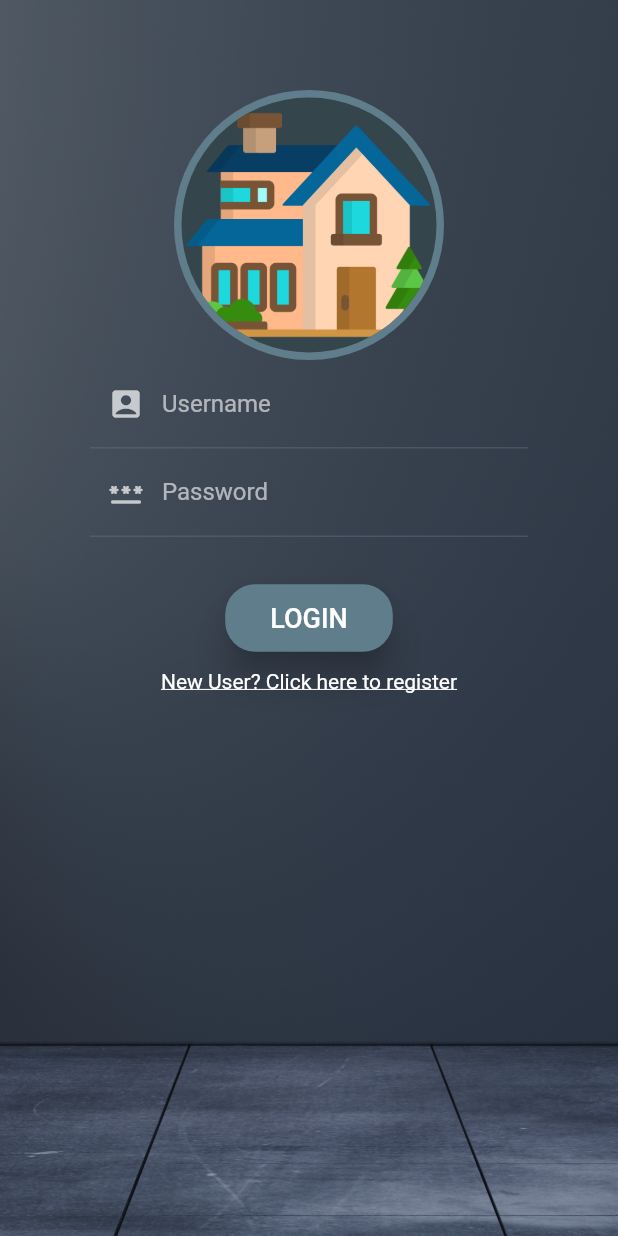
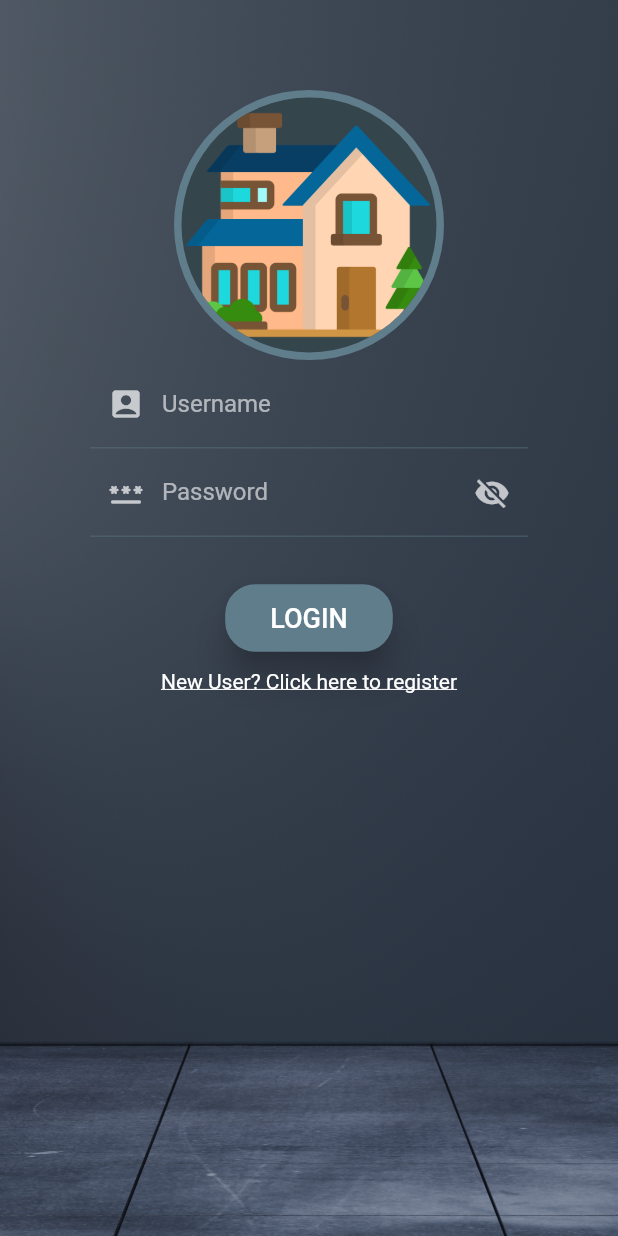
Before and after one commit to ameyjoshii/Flutter-Main-Project, a Flutter app: the screen it shows after launch, on a phone screen of 412 x 824 dp. Run offline on Flutter 3.47's test engine with Material 2 defaults, Android fonts, the phone set to English and light mode, and no system bars; our stand-ins replace firebase_core, firebase_database, firebase_storage, image_picker, shared_preferences; accounts and stored records are empty.

Commit message:
changes 17-03-22

```diff
--- a/lib/database.dart
+++ b/lib/database.dart
@@ -3,12 +3,10 @@ import 'package:firebase_database/firebase_database.dart';
 class MyDatabase {
   static List<Map> data = [];
   static DatabaseReference db = FirebaseDatabase.instance.ref('Properties');
-  static DatabaseReference dbBuy = FirebaseDatabase.instance.ref('Buy');
-  static DatabaseReference dbRent = FirebaseDatabase.instance.ref('Rent');
   static String dataKey = '';
 
-  static insertData(String title , String desc, String name, String area, String price, String contact, String image) {
-
+  static insertData(String title, String desc, String name, String area,
+      String price, String contact, String image) {
     dataKey = db.push().key!;
 
     db.child(dataKey).set({
@@ -30,23 +28,19 @@ class MyDatabase {
   //   });
   // }
 
-  static Future deleteData(String key) async{
+  static Future deleteData(String key) async {
     db.child(key).remove().then((value) => selectData());
   }
 
-  static Future selectData() async{
+  static Future selectData() async {
     Map temp = {};
-    db.once().then((value){
-      temp = value.snapshot.value as Map;
+    db.once().then((value) {
+      temp = value.snapshot.value != null ? value.snapshot.value as Map : {};
       data.clear();
       temp.forEach((key, value) {
         data.add(value);
       });
       return data;
     });
-
-
   }
-
-
 }
--- a/lib/home_screen.dart
+++ b/lib/home_screen.dart
@@ -23,6 +23,8 @@ Map data = {
       'Global Lifestyle is a well planned development spread over 2 acres designed with a perspective to keep you amidst green ambience for healthy living. Located in the heart of IT corridor at Hinjawadi, easily accessible from Mumbai Pune Expressway, this project boast 2BHK apartments in Ground + 17 storey building with breathtaking views of the landscape & surroundings.Sample flat ready.50% Construction completed.',
       'image':
       'https://img.staticmb.com/mbimages/project/Photo_h0_w320/2018/07/18/Project-Photo-1-Global-Lifestyle-Pune-5092844_1200_1200_0_320.jpg',
+      'name':'Rakesh Shah',
+      'contact':'5013230200',
       'price': '₹61.3 Lac',
       'area': '691 sqft',
     },
@@ -34,6 +36,8 @@ Map data = {
       'https://img.staticmb.com/mbimages/project/Photo_h0_w320/2021/03/11/Project-Photo-31-Gateway-Towers-Pune-5031075_603_877_0_320.JPG',
       'area': '4887 sqft',
       'price': '₹6.56 Cr',
+      'name':'Ramesh Joshi',
+      'contact':'5823120452',
     },
     {
       'title': '2 BHK Flat for Sale Rahul Arcus, in Baner',
@@ -43,6 +47,8 @@ Map data = {
       'https://img.staticmb.com/mbimages/project/Photo_h0_w320/2020/06/01/Project-Photo-43-Rahul-Arcus-Pune-5118283_720_1280_0_320.jpg',
       'area': '932 sqft',
       'price': '₹1.04 Cr',
+      'name':'Mayank Seth',
+      'contact':'8384152465',
     },
     {
       'title': '2 BHK Flat for Sale Dreamland Allure, in Wagholi',
@@ -52,6 +58,8 @@ Map data = {
       'https://img.staticmb.com/mbimages/project/Photo_h0_w320/2021/07/07/Project-Photo-39-Dreamland-Allure-Pune-5086772_600_800_0_320.jpg',
       'area': '759 sqft',
       'price': '₹44.5 Lac',
+      'name':'Shalini Singh',
+      'contact':'6634751278',
     },
     {
       'title': '1 BHK Flat for Sale Oxy Desire, in Wagholi',
@@ -61,6 +69,8 @@ Map data = {
       'https://img.staticmb.com/mbimages/project/Photo_h0_w320/2018/10/22/Project-Photo-52-Oxy-Desire-Pune-5072120_617_1024_0_320.jpg',
       'area': '462 sqft',
       'price': '₹26 Lac',
+      'name':'Punyaja Mishra',
+      'contact':'9451235648',
     },
     {
       'title': '1 BHK Flat for Sale Shriyans, in Punawale, Pimpri Chinchwad',
@@ -70,6 +80,8 @@ Map data = {
       'https://img.staticmb.com/mbimages/project/Photo_h310_w462/Project-Photo-12-Silveroak-Shriyans-Pune-5031658_494_924_310_462.jpg',
       'area': '492 sqft',
       'price': '₹36.4 Lac',
+      'name':'Megha Anand',
+      'contact':'4512375856',
     },
     {
       'title': '1 BHK Flat for Sale Radhe Krishna, in Viman Nagar',
@@ -79,6 +91,8 @@ Map data = {
       'https://img.staticmb.com/mbimages/project/Photo_h310_w462/2022/02/21/Project-Photo-17-Radhe-Krishna-Pune-5298959_1200_1600_310_462.jpg',
       'area': '568 sqft',
       'price': '₹67 Lac',
+      'name': 'Shivam Panchal',
+      'contact':'5542175752',
     },
     {
       'title': '2 BHK Flat for Sale Little Earth, in Ravet, Pimpri Chinchwad',
@@ -88,6 +102,8 @@ Map data = {
       'https://img.staticmb.com/mbimages/project/Photo_h310_w462/2020/12/07/Project-Photo-10-Little-Earth-Pune-5082354_600_800_310_462.jpg',
       'area': '429 sqft',
       'price': '₹42.2 Lac',
+      'name':'Pratik Ramchandani',
+      'contact':'6748153795',
     },
     {
       'title': '2 BHK Flat for Sale Aryavat, in Ravet, Pimpri Chinchwad',
@@ -97,6 +113,8 @@ Map data = {
       'https://img.staticmb.com/mbimages/project/Photo_h310_w462/2021/10/12/Project-Photo-21-Aryavat-Pune-5148319_1500_2000_310_462.jpg',
       'area': '622 sqft',
       'price': '₹51.5 Lac',
+      'name':'Rutvik Patel',
+      'contact':'8475956213',
     },
     {
       'title': '3 BHK Flat for Sale Trinity Greens, in Wakad',
@@ -106,6 +124,8 @@ Map data = {
       'https://img.staticmb.com/mbimages/project/Photo_h310_w462/2019/07/11/Project-Photo-3-Trinity-Greens-Pune-5124863_600_800_310_462.jpg',
       'area': '782 sqft',
       'price': '₹76.5 Lac',
+      'name':'Abhijeet Dubey',
+      'contact':'7548412535',
     },
     {
       'title': '3 BHK Flat for Sale Emirus, in Laxman Nagar-Baner, Baner',
@@ -115,6 +135,8 @@ Map data = {
       'https://img.staticmb.com/mbphoto/property/cropped_images/2021/Nov/25/Photo_h180_w240/58170369_2_creenshot_7(2)_180_240.jpg',
       'area': '1818 sqft',
       'price': '₹3.40 Cr',
+      'name':'Deepak Maheshwari',
+      'contact':'5475785856',
     },
   ],
   'rent': [
@@ -126,6 +148,8 @@ Map data = {
       'https://img.staticmb.com/mbimages/project/Photo_h310_w462/2020/02/12/Project-Photo-13-Panchshil-Towers-Pune-5019803_962_1920_310_462.jpg',
       'price': '₹65,000',
       'area': '1661 sqft',
+      'name':'Rudra Patel',
+      'contact':'5454253511',
     },
     {
       'title': '1 BHK Apartment for Rent in Adreno Towers, Amanora Park Town',
@@ -135,6 +159,8 @@ Map data = {
       'https://img.staticmb.com/mbimages/project/Photo_h0_w320/Project-Photo-28-Adreno-Towers-Pune-5083674_506_800_0_320.jpg',
       'price': '₹18,000',
       'area': '585 sqft',
+      'name': 'Nil Patel',
+      'contact':'5547585621',
     },
     {
       'title': '2 BHK Apartment for Rent in Rohan Abhilasha, Wagholi',
@@ -144,6 +170,8 @@ Map data = {
       'https://img.staticmb.com/mbimages/project/Photo_h310_w462/Project-Photo-68-Rohan-Abhilasha-Pune-5070314_600_800_310_462.jpg',
       'price': '₹14,499',
       'area': '805 sqft',
+      'name':'Sagar Panchal',
+      'contact':'6858495757',
     },
     {
       'title': '2 BHK Apartment for Rent in Hadapsar',
@@ -152,6 +180,8 @@ Map data = {
       'https://img.staticmb.com/mbphoto/property/cropped_images/2022/Jan/13/Photo_h180_w240/58959593_10_PropertyImage648-2643824758276_180_240.jpg',
       'price': '₹15,000',
       'area': '740 sqft',
+      'name':'Madhav Seth',
+      'contact':'5014757260',
     },
     {
       'title': '2 BHK Apartment for Rent in The Cliff Garden, Hinjewadi',
@@ -161,6 +191,8 @@ Map data = {
       'https://img.staticmb.com/mbphoto/property/cropped_images/2022/Feb/24/Photo_h180_w240/47535339_2_PropertyImage680-9798767615447_180_240.jpg',
       'price': '₹15,000',
       'area': '610 sqft',
+      'name':'Preeti Reddy',
+      'contact':'8754696925',
     },
     {
       'title': '1 BHK Apartment for Rent in 48 East Park, Hadapsar',
@@ -170,6 +202,8 @@ Map data = {
       'https://img.staticmb.com/mbphoto/property/cropped_images/2022/Jan/06/Photo_h180_w240/58755807_3_PropertyImage784-5740750003552_180_240.jpg',
       'price': '₹9,500',
       'area': '423 sqft',
+      'name':'Sarthak Rathi',
+      'contact':'7575411100',
     },
     {
       'title':
@@ -180,6 +214,8 @@ Map data = {
       'https://img.staticmb.com/mbphoto/property/cropped_images/2022/Jan/13/Photo_h180_w240/58955769_6_PropertyImage872-6534307047364_180_240.jpg',
       'price': '₹10,500',
       'area': '450 sqft',
+      'name':'Divya Kohli',
+      'contact':'7576611201',
     },
   ],
 };
@@ -189,10 +225,12 @@ class _HomeScreenState extends State<HomeScreen> with TickerProviderStateMixin {
 
   @override
   void initState() {
-    MyDatabase.selectData().then((value) {
-      setState(() {});
+    tabController = TabController(length: 3, vsync: this);
+    Timer(const Duration(seconds: 2), (){
+      MyDatabase.selectData().then((value) {
+        setState(() {});
+      });
     });
-    tabController = TabController(length: 3, vsync: this);
   }
 
   @override
@@ -202,7 +240,7 @@ class _HomeScreenState extends State<HomeScreen> with TickerProviderStateMixin {
       child: Scaffold(
         key: scaffoldKey,
         drawer: Drawer(
-          backgroundColor: navyblue,
+          backgroundColor: navyBlue,
           child: Column(
             mainAxisAlignment: MainAxisAlignment.start,
             children: [
@@ -212,7 +250,7 @@ class _HomeScreenState extends State<HomeScreen> with TickerProviderStateMixin {
           ),
         ),
         appBar: AppBar(
-          backgroundColor: Colors.blue.shade900,
+          backgroundColor: navyBlue,
           leading: IconButton(
             onPressed: () {
               scaffoldKey.currentState!.openDrawer();
@@ -261,10 +299,13 @@ class _HomeScreenState extends State<HomeScreen> with TickerProviderStateMixin {
                       Padding(
                         padding: const EdgeInsets.all(4),
                         child: ListTile(
+                          onTap: (){
+                            Navigator.pushNamed(context, 'fifth', arguments: data['buy'][index]);
+                          },
                           shape: RoundedRectangleBorder(
                             borderRadius: BorderRadius.circular(10),
                           ),
-                          tileColor: navyblue,
+                          tileColor: navyBlue,
                           leading: CircleAvatar(
                             backgroundColor: Colors.white,
                             radius: 30,
@@ -308,10 +349,13 @@ class _HomeScreenState extends State<HomeScreen> with TickerProviderStateMixin {
                       Padding(
                         padding: const EdgeInsets.all(4),
                         child: ListTile(
+                          onTap: (){
+                            Navigator.pushNamed(context, 'fifth', arguments: data['rent'][index]);
+                          },
                           shape: RoundedRectangleBorder(
                             borderRadius: BorderRadius.circular(10),
                           ),
-                          tileColor: navyblue,
+                          tileColor: navyBlue,
                           leading: CircleAvatar(
                             backgroundColor: Colors.white,
                             radius: 30,
@@ -359,15 +403,18 @@ class _HomeScreenState extends State<HomeScreen> with TickerProviderStateMixin {
                           Padding(
                             padding: const EdgeInsets.all(4),
                             child: ListTile(
+                              onTap: (){
+                                Navigator.pushNamed(context, 'fifth', arguments: MyDatabase.data[index]);
+                              },
                               onLongPress: () {
                                 showDialog(
                                   context: context,
                                   builder: (context) =>
                                       AlertDialog(
-                                        backgroundColor: navyblue,
+                                        backgroundColor: navyBlue,
                                         elevation: 10,
                                         title: tileText(label: "Warning!!"),
-                                        content: Text("Delete Item?"),
+                                        content: const Text("Delete Item?"),
                                         actions: [
                                           TextButton(
                                             onPressed: () {
@@ -388,7 +435,7 @@ class _HomeScreenState extends State<HomeScreen> with TickerProviderStateMixin {
                                         ],
                                       ),
                                 ).then((value) {
-                                  Timer(Duration(seconds: 3), () {
+                                  Timer(const Duration(seconds: 2), () {
                                     setState(() {});
                                   });
                                 });
@@ -396,7 +443,7 @@ class _HomeScreenState extends State<HomeScreen> with TickerProviderStateMixin {
                               shape: RoundedRectangleBorder(
                                 borderRadius: BorderRadius.circular(10),
                               ),
-                              tileColor: navyblue,
+                              tileColor: navyBlue,
                               leading: CircleAvatar(
                                 backgroundColor: Colors.white,
                                 radius: 30,
@@ -421,12 +468,12 @@ class _HomeScreenState extends State<HomeScreen> with TickerProviderStateMixin {
                     padding: const EdgeInsets.only(bottom: 10),
                     child: FloatingActionButton(
                       elevation: 10,
-                      backgroundColor: Colors.blue.shade300,
+                      backgroundColor: navyBlue,
                       child:
                       const Icon(Icons.add, color: Colors.white, size: 30),
                       onPressed: () {
                         Navigator.pushNamed(context, 'third').then((value) {
-                          Timer(Duration(seconds: 3), () {
+                          Timer(const Duration(seconds: 2), () {
                             setState(() {});
                           });
                         });
@@ -439,7 +486,7 @@ class _HomeScreenState extends State<HomeScreen> with TickerProviderStateMixin {
           ]),
         ),
         bottomNavigationBar: Container(
-          color: Colors.blue.shade900,
+          color: navyBlue,
           child: TabBar(
             unselectedLabelColor: Colors.black54,
             labelColor: Colors.white,
--- a/lib/login_page.dart
+++ b/lib/login_page.dart
@@ -1,4 +1,5 @@
 import 'package:flutter/material.dart';
+import 'package:flutter_project_main/preferences.dart';
 
 import 'database.dart';
 
@@ -9,11 +10,12 @@ class LoginPage extends StatefulWidget {
   State<LoginPage> createState() => _LoginPageState();
 }
 
-Color navyblue = Colors.blueGrey;
+Color navyBlue = Colors.blueGrey;
 
 class _LoginPageState extends State<LoginPage> {
   String? errorUsername;
   String? errorPassword;
+  bool pass = true;
 
   TextEditingController usernameController = TextEditingController();
   TextEditingController passwordController = TextEditingController();
@@ -24,8 +26,11 @@ class _LoginPageState extends State<LoginPage> {
       child: Scaffold(
         body: Container(
           height: double.infinity,
-          decoration: BoxDecoration(
-            image: DecorationImage(image: AssetImage("asset/bg.jpg"), fit: BoxFit.fitHeight , opacity: 0.8),
+          decoration: const BoxDecoration(
+            image: DecorationImage(
+                image: AssetImage("asset/bg.jpg"),
+                fit: BoxFit.fitHeight,
+                opacity: 0.8),
           ),
           child: SingleChildScrollView(
             child: Padding(
@@ -50,16 +55,27 @@ class _LoginPageState extends State<LoginPage> {
                     ),
                     onChanged: (val) {
                       setState(() {
-                        errorUsername = val.isEmpty ? 'Enter Valid Username' : null;
+                        errorUsername =
+                            val.isEmpty ? 'Enter Valid Username' : null;
                       });
                     },
                     controller: usernameController,
                   ),
                   TextField(
                     keyboardType: TextInputType.name,
+                    obscureText: pass,
                     decoration: InputDecoration(
                       label: const Text("Password"),
                       prefixIcon: const Icon(Icons.password_rounded),
+                      suffixIcon: IconButton(
+                        onPressed: () {
+                          setState(() {
+                            pass = !pass;
+                          });
+                        },
+                        icon: Icon(
+                            pass ? Icons.visibility_off : Icons.visibility),
+                      ),
                       errorText: errorPassword,
                     ),
                     onChanged: (val) {
@@ -73,7 +89,7 @@ class _LoginPageState extends State<LoginPage> {
                   Padding(
                     padding: const EdgeInsets.only(top: 30),
                     child: MaterialButton(
-                      color: navyblue,
+                      color: navyBlue,
                       height: 45,
                       padding: const EdgeInsets.only(left: 30, right: 30),
                       elevation: 10,
@@ -88,8 +104,17 @@ class _LoginPageState extends State<LoginPage> {
                         ),
                       ),
                       onPressed: () {
-                        MyDatabase.selectData();
-                        Navigator.pushNamed(context, 'second');
+
+                      //  String? userName =   Preferences.getData(key: 'username');
+                      //  String? pass =   Preferences.getData(key: 'pass')!;
+
+                        if (usernameController.text == Preferences.getData(key: 'username')
+                                &&
+                            passwordController.text ==
+                                Preferences.getData(key: 'pass')) {
+                          Navigator.pushNamed(context, 'second');
+                          MyDatabase.selectData();
+                        }
                       },
                     ),
                   ),
--- a/lib/main.dart
+++ b/lib/main.dart
@@ -1,6 +1,8 @@
 import 'package:firebase_core/firebase_core.dart';
 import 'package:flutter/material.dart';
+import 'package:flutter_project_main/details_page.dart';
 import 'package:flutter_project_main/login_page.dart';
+import 'package:flutter_project_main/preferences.dart';
 import 'package:flutter_project_main/register.dart';
 import 'package:flutter_project_main/sell_page.dart';
 
@@ -8,6 +10,7 @@ import 'home_screen.dart';
 
 Future<void> main() async {
   WidgetsFlutterBinding.ensureInitialized();
+  await Preferences.initPrefs();
   await Firebase.initializeApp();
   runApp(const MyApp());
 }
@@ -24,7 +27,7 @@ class MyApp extends StatelessWidget {
         iconTheme: IconThemeData(color: Colors.blueGrey,opacity: 100),
         colorScheme: ColorScheme(
             brightness: Brightness.dark,
-            primary: navyblue,
+            primary: navyBlue,
             onPrimary: Colors.blueGrey,
             secondary: Colors.blueGrey.shade300,
             onSecondary: Colors.white,
@@ -41,6 +44,7 @@ class MyApp extends StatelessWidget {
         'second': (context) => const HomeScreen(),
         'third': (context) => const SellPage(),
         'fourth': (context) => const Register(),
+        'fifth': (context) => const DetailsPage(),
       },
     );
   }
--- a/lib/preferences.dart
+++ b/lib/preferences.dart
@@ -1,7 +1,23 @@
-
-
 import 'package:shared_preferences/shared_preferences.dart';
 
 class Preferences{
-  SharedPreferences prefs = SharedPreferences();
+  static SharedPreferences? pref;
+
+  static initPrefs() async {
+    pref = await SharedPreferences.getInstance();
+  }
+
+  static Future addData({String value = '', String key = ''}) async{
+    pref!.setString( key, value);
+  }
+
+  static String getData({String key = '',}) {
+    String? msg = pref!.getString(key);
+    return msg??'';
+  }
+
+  static dispose(){
+    pref!.clear();
+  }
+
 }
```
Also changed, not shown: lib/details_page.dart (added, +94 -0 lines), lib/register.dart (+54 -11 lines), lib/sell_page.dart (+7 -7 lines).
